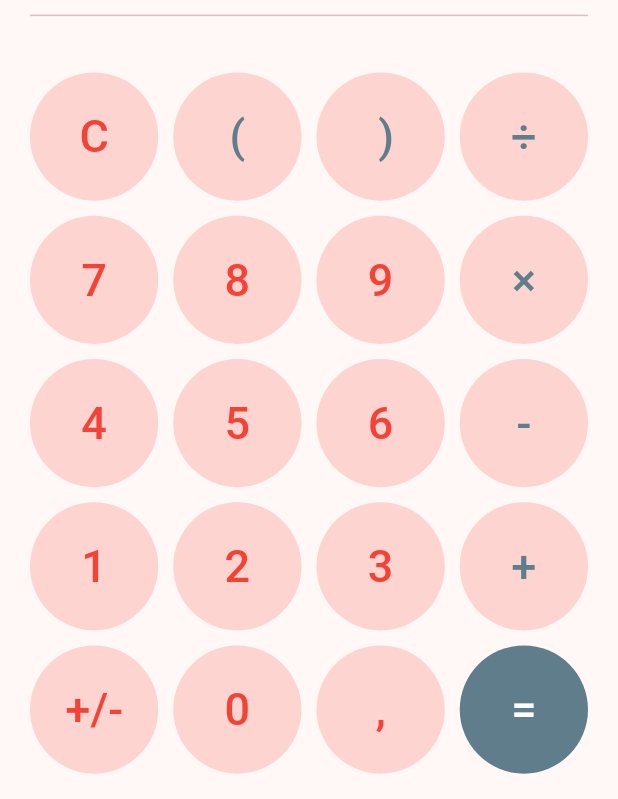
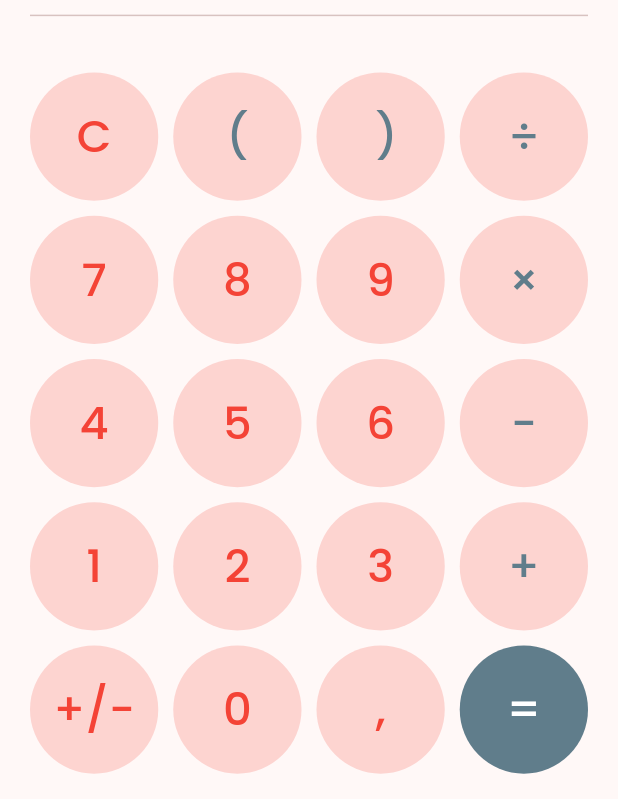
Before and after one commit to GUSTAV0DEDEUS/Calculator, a Flutter app: the screen it shows after launch, on a phone screen of 412 x 824 dp. Shown: the part 434-1233 px from the top of the screen. Run offline on Flutter 3.47's test engine with Material 2 defaults, Android fonts, the phone set to English and light mode, and no system bars; our stand-ins replace google_fonts.

```diff
--- a/lib/view/components/button.dart
+++ b/lib/view/components/button.dart
@@ -1,11 +1,20 @@
 import 'package:flutter/material.dart';
+import 'package:google_fonts/google_fonts.dart';
 
 class Button extends StatelessWidget {
-  const Button({super.key, required this.content, required this.onPressed, required this.primaryColor, required this.secondaryColor});
+  const Button({
+    super.key,
+    required this.content,
+    required this.onPressed,
+    required this.primaryColor,
+    required this.secondaryColor,
+    required this.weight,
+  });
   final String content;
   final VoidCallback onPressed;
   final Color? primaryColor;
   final Color? secondaryColor;
+  final FontWeight? weight;
   @override
   Widget build(BuildContext context) {
     return TextButton(
@@ -14,7 +23,14 @@ class Button extends StatelessWidget {
         backgroundColor: MaterialStateProperty.all<Color>(
             secondaryColor ?? const Color.fromRGBO(244, 67, 54, .2)),
       ),
-      child: Text(content, style: TextStyle(fontSize: 30, color: primaryColor ?? const Color.fromRGBO(244, 67, 54, 1))),
+      child: Text(
+        content,
+        style: GoogleFonts.poppins(
+          fontSize: 30,
+          color: primaryColor ?? const Color.fromRGBO(244, 67, 54, 1),
+          fontWeight: weight ?? FontWeight.w500,
+        ),
+      ),
     );
   }
 }
```
Also changed, not shown: lib/controller/calculator.controller.dart (+6 -4 lines), lib/view/profile/profile.dart (added, +120 -0 lines).
